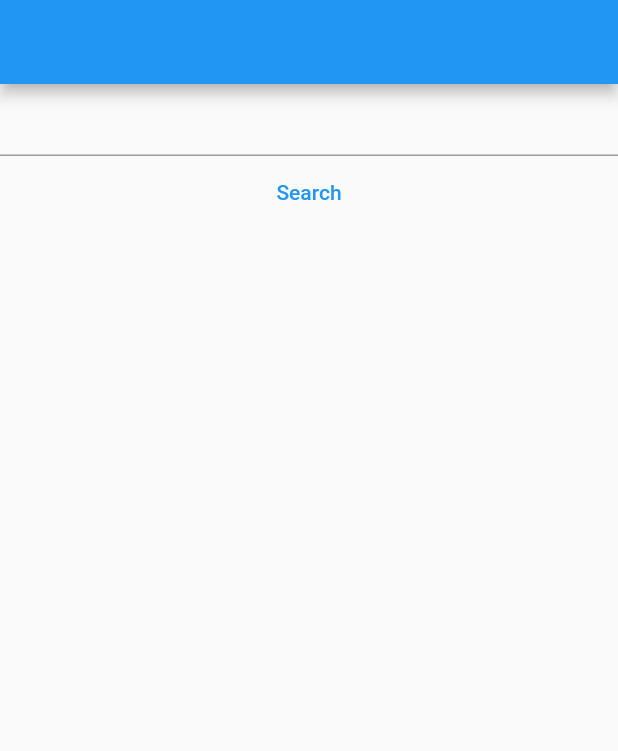
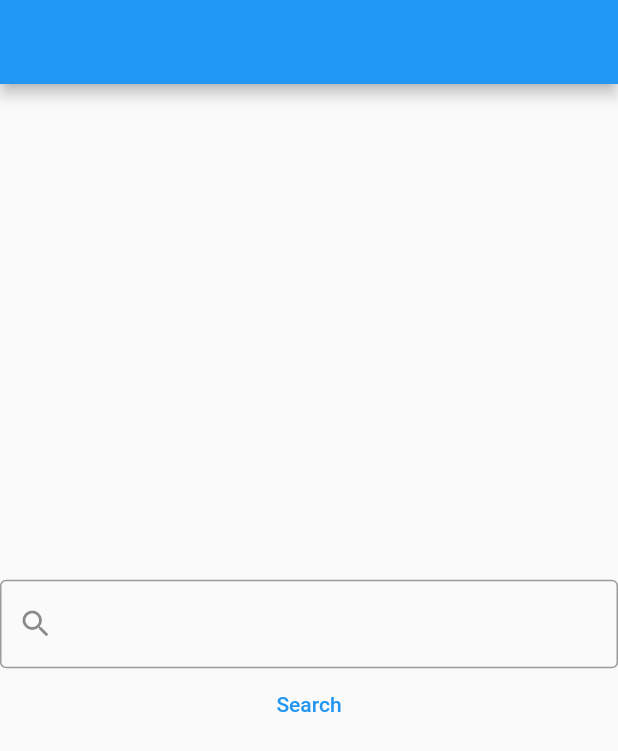
Before and after one commit to yarshau/github_flutter_app, a Flutter app: the screen it shows after launch, on a phone screen of 412 x 824 dp. Shown: the top 751 px of the screen. Run offline on Flutter 3.47's test engine with Material 2 defaults, Android fonts, the phone set to English and light mode, and no system bars; our stand-ins replace equatable, flutter_bloc.

Commit message:
UI changes

```diff
--- a/lib/github_page.dart
+++ b/lib/github_page.dart
@@ -4,7 +4,6 @@ import 'package:github_flutter_app/git_hub_bloc.dart';
 import 'package:github_flutter_app/git_hub_event.dart';
 import 'package:github_flutter_app/git_hub_state.dart';
 import 'package:github_flutter_app/github_client.dart';
-import 'package:github_flutter_app/github_model.dart';
 
 class GitHubPage extends StatefulWidget {
   GitHubPage({Key? key}) : super(key: key);
@@ -26,25 +25,43 @@ class _GitHubPageState extends State<GitHubPage> {
       create: (BuildContext context) => GitHubBloc(),
       child: Scaffold(
         appBar: AppBar(),
-        body: Container(
-            child: Column(children: [
-          TextField(
+        body: Column(
+          mainAxisAlignment: MainAxisAlignment.center,
+          children: [
+        Container(
+          width: 550,
+          child: TextField(
+            decoration: InputDecoration(
+                prefixIcon: Icon(Icons.search_rounded),
+                border: OutlineInputBorder()),
             controller: _controller,
           ),
-          Center(
-            child: TextButton(
-              child: Text('Search'),
-              onPressed: () async {
-//                    t = await temp.getItems(_controller.text);
-//                    print('ttttttt $t fgdbgsf');
+        ),
+        Center(
+          child: TextButton(
+            child: Text('Search'),
+            onPressed: () {
+              if (_controller.text.isNotEmpty) {
                 showDialog(context: context, builder: alert);
                 gitHubBloc.add(LoadingEvent(_controller.text));
-              },
-            ),
+              } else {
+                return showSnack(context);
+              }
+            },
           ),
-        ])),
+        ),
+          ],
+        ),
       ),
     );
+  }
+
+  void showSnack(BuildContext context) {
+    final snackBar = SnackBar(
+      content: const Text('The Search cannot be empty'),
+      backgroundColor: Colors.redAccent,
+    );
+    ScaffoldMessenger.of(context).showSnackBar(snackBar);
   }
 
   Widget alert(BuildContext context) {
@@ -53,6 +70,16 @@ class _GitHubPageState extends State<GitHubPage> {
       child: BlocBuilder<GitHubBloc, GitHubState>(
           bloc: gitHubBloc,
           builder: (BuildContext context, state) {
+            if (state is GitHubInitial) {
+              return Center(
+                  child: Column(
+                mainAxisAlignment: MainAxisAlignment.center,
+                children: [
+                  CircularProgressIndicator(),
+                  Text('Loading in progress...')
+                ],
+              ));
+            }
             if (state is GitHubLoaded) {
               return ListView.builder(
                   padding: const EdgeInsets.all(8),
```
